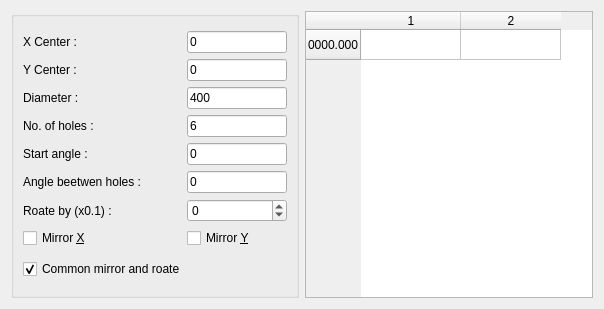
Before: the Qt Designer form src/bhctabform.ui in GCodeProjects/GCodeWorkShop, drawn with Qt 5.
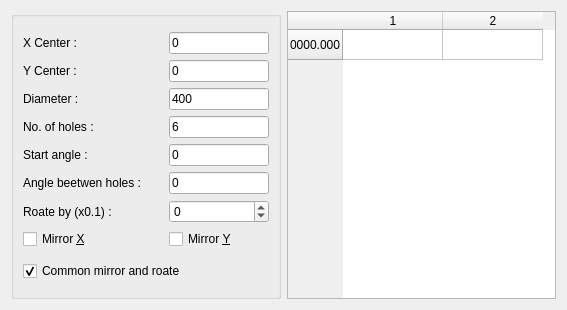
After: the same form once the commit is applied.

What changed in the file:
```diff
--- a/src/bhctabform.ui
+++ b/src/bhctabform.ui
@@ -6,8 +6,8 @@
    <rect>
     <x>0</x>
     <y>0</y>
-    <width>604</width>
-    <height>309</height>
+    <width>567</width>
+    <height>310</height>
    </rect>
   </property>
   <property name="windowTitle">
@@ -36,6 +36,12 @@
        <layout class="QGridLayout" name="gridLayout">
         <item row="0" column="0">
          <widget class="QLabel" name="label">
+          <property name="sizePolicy">
+           <sizepolicy hsizetype="Minimum" vsizetype="Preferred">
+            <horstretch>0</horstretch>
+            <verstretch>0</verstretch>
+           </sizepolicy>
+          </property>
           <property name="text">
            <string>X Center :</string>
           </property>
@@ -46,6 +52,12 @@
         </item>
         <item row="1" column="0">
          <widget class="QLabel" name="label_2">
+          <property name="sizePolicy">
+           <sizepolicy hsizetype="Minimum" vsizetype="Preferred">
+            <horstretch>0</horstretch>
+            <verstretch>0</verstretch>
+           </sizepolicy>
+          </property>
           <property name="text">
            <string>Y Center :</string>
           </property>
@@ -56,6 +68,12 @@
         </item>
         <item row="6" column="0">
          <widget class="QLabel" name="label_3">
+          <property name="sizePolicy">
+           <sizepolicy hsizetype="Minimum" vsizetype="Preferred">
+            <horstretch>0</horstretch>
+            <verstretch>0</verstretch>
+           </sizepolicy>
+          </property>
           <property name="text">
            <string>Roate by (x0.1) :</string>
           </property>
@@ -66,6 +84,12 @@
         </item>
         <item row="2" column="0">
          <widget class="QLabel" name="label_4">
+          <property name="sizePolicy">
+           <sizepolicy hsizetype="Minimum" vsizetype="Preferred">
+            <horstretch>0</horstretch>
+            <verstretch>0</verstretch>
+           </sizepolicy>
+          </property>
           <property name="text">
            <string>Diameter :</string>
           </property>
@@ -76,6 +100,12 @@
         </item>
         <item row="3" column="0">
          <widget class="QLabel" name="label_5">
+          <property name="sizePolicy">
+           <sizepolicy hsizetype="Minimum" vsizetype="Preferred">
+            <horstretch>0</horstretch>
+            <verstretch>0</verstretch>
+           </sizepolicy>
+          </property>
           <property name="text">
            <string>No. of holes :</string>
           </property>
@@ -86,6 +116,12 @@
         </item>
         <item row="4" column="0">
          <widget class="QLabel" name="label_6">
+          <property name="sizePolicy">
+           <sizepolicy hsizetype="Minimum" vsizetype="Preferred">
+            <horstretch>0</horstretch>
+            <verstretch>0</verstretch>
+           </sizepolicy>
+          </property>
           <property name="text">
            <string>Start angle :</string>
           </property>
@@ -96,6 +132,12 @@
         </item>
         <item row="5" column="0">
          <widget class="QLabel" name="label_7">
+          <property name="sizePolicy">
+           <sizepolicy hsizetype="Minimum" vsizetype="Preferred">
+            <horstretch>0</horstretch>
+            <verstretch>0</verstretch>
+           </sizepolicy>
+          </property>
           <property name="text">
            <string>Angle beetwen holes :</string>
           </property>
@@ -304,6 +346,15 @@
        <height>0</height>
       </size>
      </property>
+     <property name="editTriggers">
+      <set>QAbstractItemView::NoEditTriggers</set>
+     </property>
+     <property name="alternatingRowColors">
+      <bool>true</bool>
+     </property>
+     <property name="wordWrap">
+      <bool>false</bool>
+     </property>
      <property name="cornerButtonEnabled">
       <bool>false</bool>
      </property>
```
